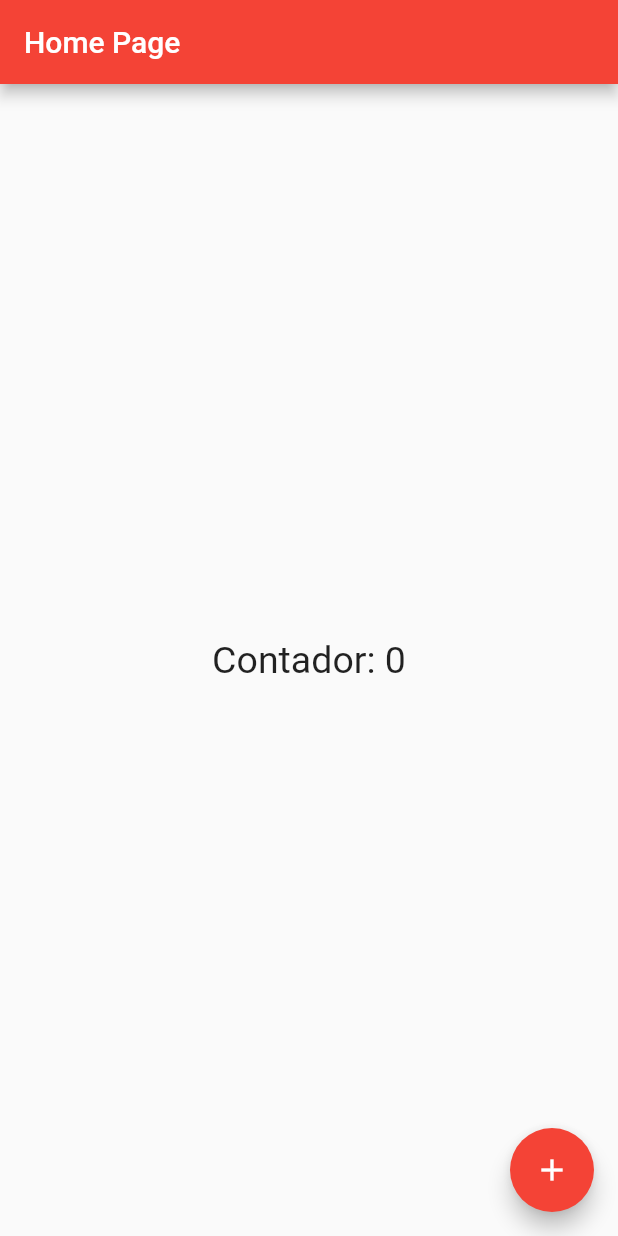
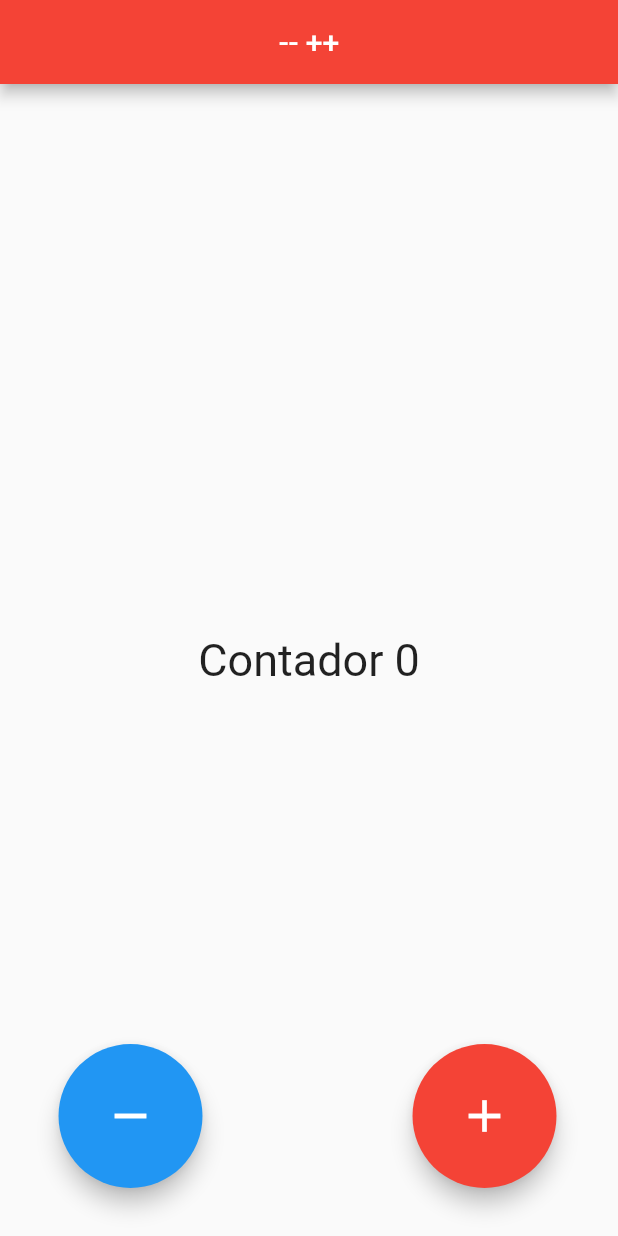
Before and after one commit to alextostring/CounterApp, a Flutter app: the screen it shows after launch, on a phone screen of 412 x 824 dp. Run offline on Flutter 3.47's test engine with Material 2 defaults, Android fonts, the phone set to English and light mode, and no system bars.

Commit message:
adicionando a função de incremento

```diff
--- a/lib/app_widget.dart
+++ b/lib/app_widget.dart
@@ -8,6 +8,7 @@ class AppWidget extends StatelessWidget {
   @override
   Widget build(BuildContext context) {
     return MaterialApp(
+      debugShowCheckedModeBanner: false,
       theme: ThemeData(
         primarySwatch: Colors.purple,
       ),
--- a/lib/home_page.dart
+++ b/lib/home_page.dart
@@ -14,14 +14,19 @@ class HomePageState extends State<HomePage> {
   Widget build(BuildContext context) {
     return Scaffold(
       appBar: AppBar(
+        centerTitle: true,
         backgroundColor: Colors.red,
-        title: const Text('Home Page'),
+        title: const Text(
+          '-- ++',
+        ),
       ),
       body: Center(
         child: GestureDetector(
           child: Text(
-            'Contador: $counter',
-            style: const TextStyle(fontSize: 25,),
+            'Contador $counter',
+            style: const TextStyle(
+              fontSize: 30,
+            ),
           ),
           onTap: () {
             setState(() {
@@ -30,7 +35,29 @@ class HomePageState extends State<HomePage> {
           },
         ),
       ),
-      floatingActionButton: FloatingActionButton(
+      floatingActionButton: Stack(
+        children: <Widget>[
+          Positioned(
+            bottom:
+                16.0, // Ajuste essa posição verticalmente conforme necessário
+            left:
+                55.0, // Ajuste essa posição horizontalmente conforme necessário
+            child: FloatingActionButton.large(
+              backgroundColor: Colors.blue,
+              child: const Icon(Icons.remove),
+              onPressed: () {
+                setState(() {
+                  counter--;
+                });
+              },
+            ),
+          ),
+          Positioned(
+            bottom:
+                16.0, // Ajuste essa posição verticalmente conforme necessário
+            right:
+                25.0, // Ajuste essa posição horizontalmente conforme necessário
+            child: FloatingActionButton.large(
               backgroundColor: Colors.red,
               child: const Icon(Icons.add),
               onPressed: () {
@@ -39,6 +66,9 @@ class HomePageState extends State<HomePage> {
                 });
               },
             ),
+          ),
+        ],
+      ),
     );
   }
 }
```
Also changed, not shown: 1 other file. Lines whose indentation alone changed are shown as unchanged.
